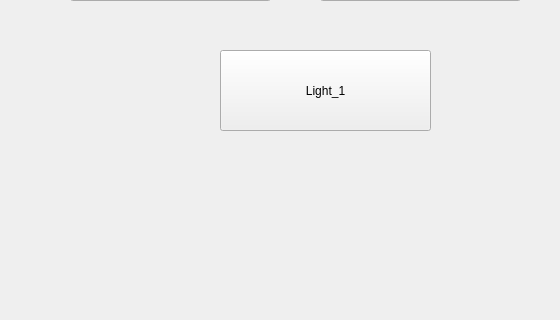
Old version of the form Gui_Raspberry/mainwindow.ui in the repository antranbkdn/Gui_Raspberry; both pictures show x 0 to 560 and y 207 to 527 of the 780 by 527 pixel window.
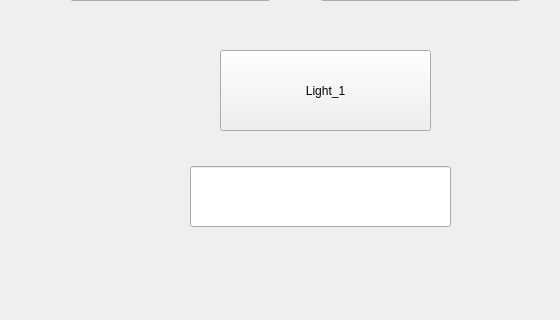
New version of the form.

What changed in the file:
```diff
--- a/Gui_Raspberry/mainwindow.ui
+++ b/Gui_Raspberry/mainwindow.ui
@@ -53,6 +53,16 @@
      <string>Light_1</string>
     </property>
    </widget>
+   <widget class="QLineEdit" name="lineEdit">
+    <property name="geometry">
+     <rect>
+      <x>190</x>
+      <y>356</y>
+      <width>261</width>
+      <height>61</height>
+     </rect>
+    </property>
+   </widget>
   </widget>
   <widget class="QMenuBar" name="menuBar">
    <property name="geometry">
```
Left out of the diff: 2 changed lines with no effect on the pictures.
